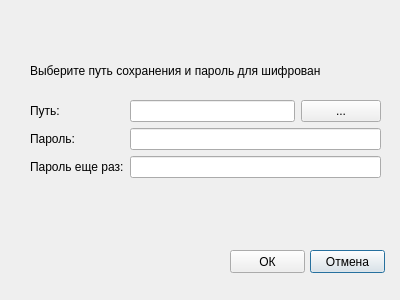
First picture: the form in Dialogs/exportdatabasedialog.ui, repository ioTardis/PasswordManager, before the edit.
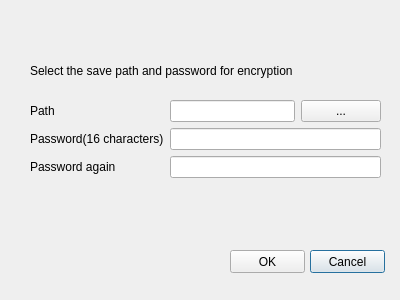
Second picture: the form after the edit.

The edit to the form file:
```diff
--- a/Dialogs/exportdatabasedialog.ui
+++ b/Dialogs/exportdatabasedialog.ui
@@ -23,7 +23,7 @@
     </rect>
    </property>
    <property name="text">
-    <string>Выберите путь сохранения и пароль для шифрования</string>
+    <string>Select the save path and password for encryption</string>
    </property>
   </widget>
   <widget class="QPushButton" name="ExitButton">
@@ -36,7 +36,7 @@
     </rect>
    </property>
    <property name="text">
-    <string>Отмена</string>
+    <string>Cancel</string>
    </property>
   </widget>
   <widget class="QWidget" name="formLayoutWidget">
@@ -45,21 +45,21 @@
      <x>30</x>
      <y>100</y>
      <width>351</width>
-     <height>91</height>
+     <height>99</height>
     </rect>
    </property>
    <layout class="QFormLayout" name="formLayout">
     <item row="0" column="0">
      <widget class="QLabel" name="PathLabel">
       <property name="text">
-       <string>Путь:</string>
+       <string>Path</string>
       </property>
      </widget>
     </item>
     <item row="1" column="0">
      <widget class="QLabel" name="PasswordLabel">
       <property name="text">
-       <string>Пароль:</string>
+       <string>Password(16 characters)</string>
       </property>
      </widget>
     </item>
@@ -69,7 +69,7 @@
     <item row="2" column="0">
      <widget class="QLabel" name="Password2Label">
       <property name="text">
-       <string>Пароль еще раз:</string>
+       <string>Password again</string>
       </property>
      </widget>
     </item>
@@ -79,7 +79,14 @@
     <item row="0" column="1">
      <layout class="QHBoxLayout" name="horizontalLayout">
       <item>
-       <widget class="QLineEdit" name="PathEdit"/>
+       <widget class="QLineEdit" name="PathEdit">
+        <property name="maximumSize">
+         <size>
+          <width>16777215</width>
+          <height>16777215</height>
+         </size>
+        </property>
+       </widget>
       </item>
       <item>
        <widget class="QPushButton" name="PathButton">
@@ -102,7 +109,7 @@
     </rect>
    </property>
    <property name="text">
-    <string>ОК</string>
+    <string>OK</string>
    </property>
   </widget>
  </widget>
```
Left out of the diff: 4 changed lines with no effect on the pictures.
